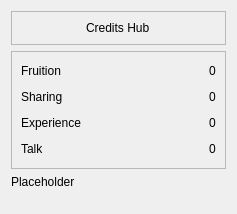
Reidaa/EpiReminder, file ui/SimpleObjectivesWidget.ui: the form before one commit.
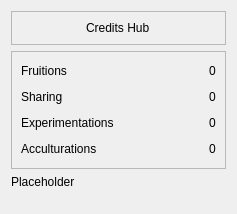
The form after the commit.

What changed in the file:
```diff
--- a/ui/SimpleObjectivesWidget.ui
+++ b/ui/SimpleObjectivesWidget.ui
@@ -56,7 +56,7 @@
       <item row="3" column="0">
        <widget class="QLabel" name="talk_lbl">
         <property name="text">
-         <string>Talk</string>
+         <string>Acculturations</string>
         </property>
        </widget>
       </item>
@@ -70,14 +70,14 @@
       <item row="2" column="0">
        <widget class="QLabel" name="exp_lbl">
         <property name="text">
-         <string>Experience</string>
+         <string>Experimentations</string>
         </property>
        </widget>
       </item>
       <item row="0" column="0">
        <widget class="QLabel" name="fruition_lbl">
         <property name="text">
-         <string>Fruition</string>
+         <string>Fruitions</string>
         </property>
        </widget>
       </item>
```
